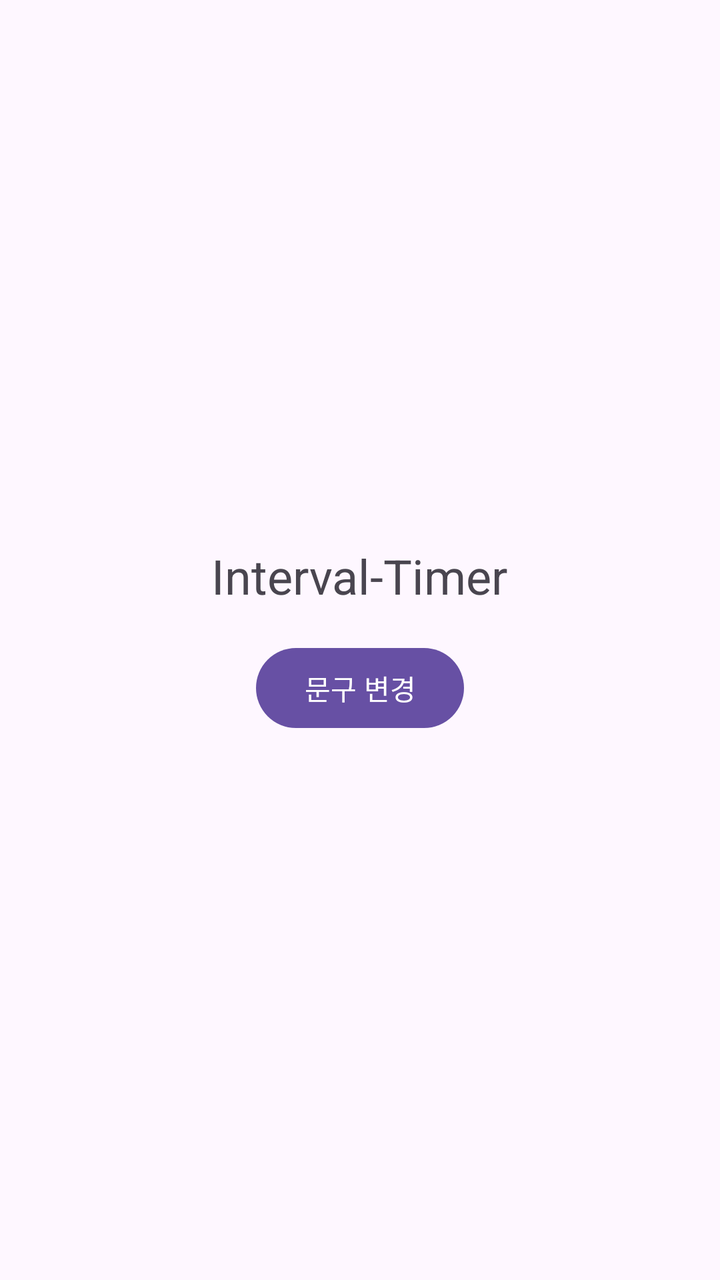
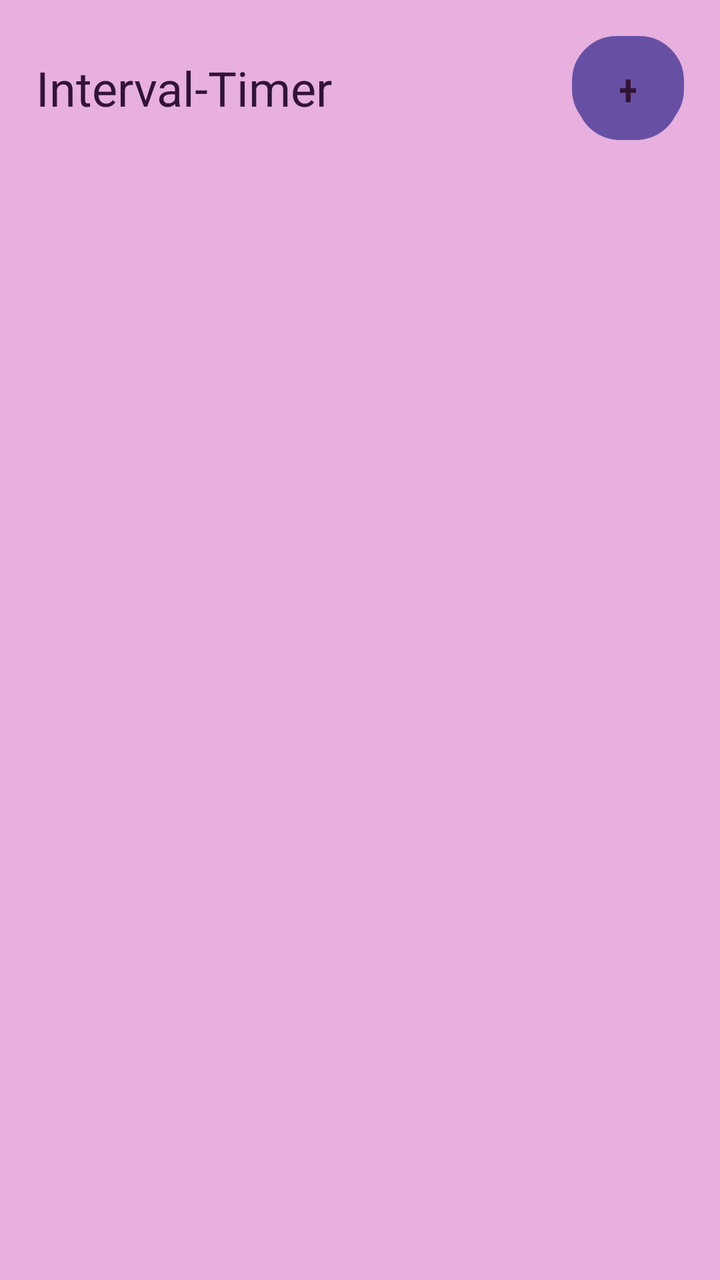

Before-and-after screenshots of an Android layout around one commit, followed by the original layout XML and the change that was made.
<!-- AndroidManifest.xml: application theme Theme.IntervalTimer -->
<!-- res/layout/activity_main.xml -->
<?xml version="1.0" encoding="utf-8"?>
<androidx.constraintlayout.widget.ConstraintLayout xmlns:android="http://schemas.android.com/apk/res/android"
    xmlns:app="http://schemas.android.com/apk/res-auto"
    xmlns:tools="http://schemas.android.com/tools"
    android:id="@+id/main"
    android:layout_width="match_parent"
    android:layout_height="match_parent"
    tools:context=".MainActivity">

    <LinearLayout xmlns:android="http://schemas.android.com/apk/res/android"
        android:layout_width="match_parent"
        android:layout_height="match_parent"
        android:orientation="vertical"
        android:gravity="center"
        android:padding="24dp">

        <TextView
            android:id="@+id/titleText"
            android:layout_width="wrap_content"
            android:layout_height="wrap_content"
            android:text="@string/timer_title"
            android:textSize="24sp" />

        <Button
            android:id="@+id/changeButton"
            android:layout_width="wrap_content"
            android:layout_height="wrap_content"
            android:layout_marginTop="16dp"
            android:minHeight="48dp"
            android:text="@string/change_text_button" />
    </LinearLayout>

</androidx.constraintlayout.widget.ConstraintLayout>
<!-- resources referenced by this layout -->
<resources>
  <string name="change_text_button">문구 변경</string>
  <string name="timer_title">Interval-Timer</string>
  <style name="Theme.IntervalTimer" parent="Base.Theme.IntervalTimer" />
  <style name="Base.Theme.IntervalTimer" parent="Theme.Material3.DayNight.NoActionBar">
          
          
      </style>
</resources>

<!-- the commit's change to res/layout/activity_main.xml (unified diff, before → after) -->
@@ -1,33 +1,85 @@
 <?xml version="1.0" encoding="utf-8"?>
-<androidx.constraintlayout.widget.ConstraintLayout xmlns:android="http://schemas.android.com/apk/res/android"
-    xmlns:app="http://schemas.android.com/apk/res-auto"
-    xmlns:tools="http://schemas.android.com/tools"
-    android:id="@+id/main"
+<FrameLayout xmlns:android="http://schemas.android.com/apk/res/android"
     android:layout_width="match_parent"
     android:layout_height="match_parent"
-    tools:context=".MainActivity">
+    android:background="@color/color_app_bg"
+    android:fitsSystemWindows="true">
 
-    <LinearLayout xmlns:android="http://schemas.android.com/apk/res/android"
+    
+    <LinearLayout
         android:layout_width="match_parent"
         android:layout_height="match_parent"
         android:orientation="vertical"
-        android:gravity="center"
-        android:padding="24dp">
+        android:padding="@dimen/clay_screen_padding">
 
-        <TextView
-            android:id="@+id/titleText"
-            android:layout_width="wrap_content"
+        
+        <LinearLayout
+            android:layout_width="match_parent"
             android:layout_height="wrap_content"
-            android:text="@string/timer_title"
-            android:textSize="24sp" />
+            android:gravity="center_vertical"
+            android:orientation="horizontal">
 
-        <Button
-            android:id="@+id/changeButton"
-            android:layout_width="wrap_content"
+            <TextView
+                android:layout_width="0dp"
+                android:layout_height="wrap_content"
+                android:layout_weight="1"
+                android:text="@string/list_title"
+                android:textColor="@color/clay_text"
+                android:textSize="24sp" />
+
+            <Button
+                android:id="@+id/addRoutineButton"
+                android:layout_width="56dp"
+                android:layout_height="@dimen/clay_button_height"
+                android:background="@drawable/bg_button_primary"
+                android:backgroundTint="@null"
+                android:contentDescription="@string/add_routine"
+                android:text="@string/add_symbol"
+                android:textColor="@color/clay_text"
+                android:textSize="22sp" />
+
+        </LinearLayout>
+
+        
+        <androidx.recyclerview.widget.RecyclerView
+            android:id="@+id/routineRecyclerView"
+            android:layout_width="match_parent"
+            android:layout_height="0dp"
+            android:layout_marginTop="@dimen/clay_small_gap"
+            android:layout_weight="1"
+            android:clipToPadding="false"
+            android:paddingTop="@dimen/clay_small_gap" />
+
+        
+        <LinearLayout
+            android:id="@+id/emptyState"
+            android:layout_width="match_parent"
             android:layout_height="wrap_content"
-            android:layout_marginTop="16dp"
-            android:minHeight="48dp"
-            android:text="@string/change_text_button" />
+            android:orientation="vertical"
+            android:gravity="center"
+            android:visibility="gone"
+            android:padding="@dimen/clay_content_padding"
+            android:background="@drawable/bg_card_clay">
+
+            <TextView
+                android:layout_width="wrap_content"
+                android:layout_height="wrap_content"
+                android:gravity="center"
+                android:text="@string/empty_routines"
+                android:textColor="@color/clay_text"
+                android:textSize="16sp" />
+
+            <Button
+                android:id="@+id/emptyAddButton"
+                android:layout_width="wrap_content"
+                android:layout_height="@dimen/clay_button_height"
+                android:layout_marginTop="@dimen/clay_small_gap"
+                android:background="@drawable/bg_button_primary"
+                android:backgroundTint="@null"
+                android:text="@string/add_routine"
+                android:textColor="@color/clay_text" />
+
+        </LinearLayout>
+
     </LinearLayout>
-
-</androidx.constraintlayout.widget.ConstraintLayout>
+</FrameLayout>
<!-- resource entries referenced after the edit -->
@@ -1,11 +1,98 @@
 <!-- resources referenced by this layout -->
 <resources>
-  <string name="change_text_button">문구 변경</string>
-  <string name="timer_title">Interval-Timer</string>
+  <color name="clay_text">#321336</color>
+  <color name="color_app_bg">#E7B0DE</color>
+  <dimen name="clay_button_height">52dp</dimen>
+  <dimen name="clay_content_padding">16dp</dimen>
+  <dimen name="clay_screen_padding">18dp</dimen>
+  <dimen name="clay_small_gap">10dp</dimen>
+  <!-- drawable bg_button_primary (drawable) -->
+  <?xml version="1.0" encoding="utf-8"?>
+  <selector xmlns:android="http://schemas.android.com/apk/res/android">
+  
+      
+      <item android:state_pressed="true">
+          <shape android:shape="rectangle">
+              <gradient
+                  android:angle="135"
+                  android:startColor="@color/clay_surface_2"
+                  android:endColor="@color/clay_surface" />
+              <corners android:radius="@dimen/clay_button_radius" />
+              <stroke
+                  android:width="1dp"
+                  android:color="@color/clay_stroke_dark" />
+          </shape>
+      </item>
+  
+      
+      <item>
+          <layer-list>
+              <item android:left="2dp" android:top="4dp" android:right="2dp">
+                  <shape android:shape="rectangle">
+                      <solid android:color="@color/bg_shadow" />
+                      <corners android:radius="@dimen/clay_button_radius" />
+                  </shape>
+              </item>
+              <item android:bottom="3dp">
+                  <shape android:shape="rectangle">
+                      <gradient
+                          android:angle="135"
+                          android:startColor="@color/clay_highlight"
+                          android:endColor="@color/clay_surface" />
+                      <corners android:radius="@dimen/clay_button_radius" />
+                      <stroke
+                          android:width="1dp"
+                          android:color="@color/clay_stroke_light" />
+                  </shape>
+              </item>
+          </layer-list>
+      </item>
+  </selector>
+  <!-- drawable bg_card_clay (drawable) -->
+  <?xml version="1.0" encoding="utf-8"?>
+  <layer-list xmlns:android="http://schemas.android.com/apk/res/android">
+  
+      
+      <item android:left="3dp" android:top="6dp" android:right="3dp">
+          <shape android:shape="rectangle">
+              <solid android:color="@color/clay_shadow" />
+              <corners android:radius="@dimen/clay_card_radius" />
+          </shape>
+      </item>
+  
+      
+      <item android:bottom="4dp">
+          <shape android:shape="rectangle">
+              <gradient
+                  android:angle="135"
+                  android:startColor="@color/clay_highlight"
+                  android:centerColor="@color/clay_surface"
+                  android:endColor="@color/clay_surface_2" />
+              <corners android:radius="@dimen/clay_card_radius" />
+              <stroke
+                  android:width="1dp"
+                  android:color="@color/clay_stroke_light" />
+          </shape>
+      </item>
+  </layer-list>
+  <string name="add_routine">루틴 추가</string>
+  <string name="add_symbol">+</string>
+  <string name="empty_routines">저장된 루틴이 없습니다.\n루틴을 추가해 주세요.</string>
+  <string name="list_title">Interval-Timer</string>
   <style name="Theme.IntervalTimer" parent="Base.Theme.IntervalTimer" />
+  <color name="clay_surface_2">#EFD0E8</color>
+  <color name="clay_surface">#F2D4EC</color>
+  <dimen name="clay_button_radius">22dp</dimen>
+  <color name="clay_stroke_dark">#D49AC8</color>
+  <color name="bg_shadow">#C98FBE</color>
+  <color name="clay_highlight">#FFF4FC</color>
+  <color name="clay_stroke_light">#FFF7FD</color>
+  <color name="clay_shadow">#C88FBD</color>
+  <dimen name="clay_card_radius">28dp</dimen>
   <style name="Base.Theme.IntervalTimer" parent="Theme.Material3.DayNight.NoActionBar">
-          
-          
+          <item name="android:windowBackground">@color/color_app_bg</item>
+          <item name="colorAccent">@color/color_work</item>
       </style>
+  <color name="color_work">#400849</color>
 </resources>
 
